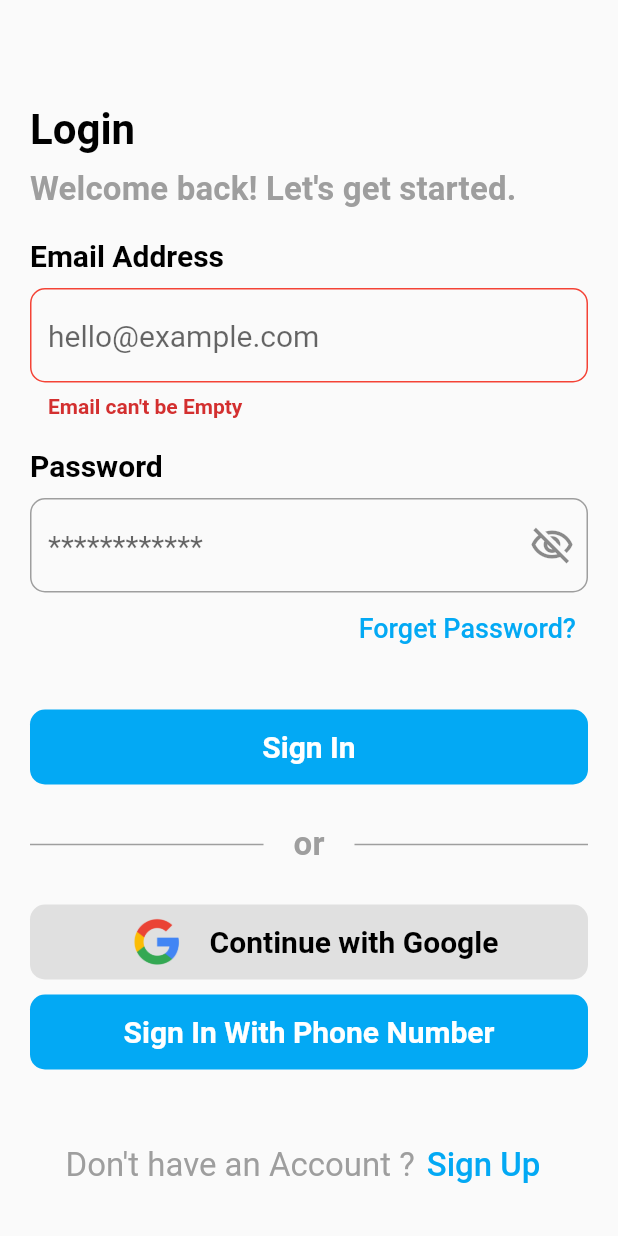
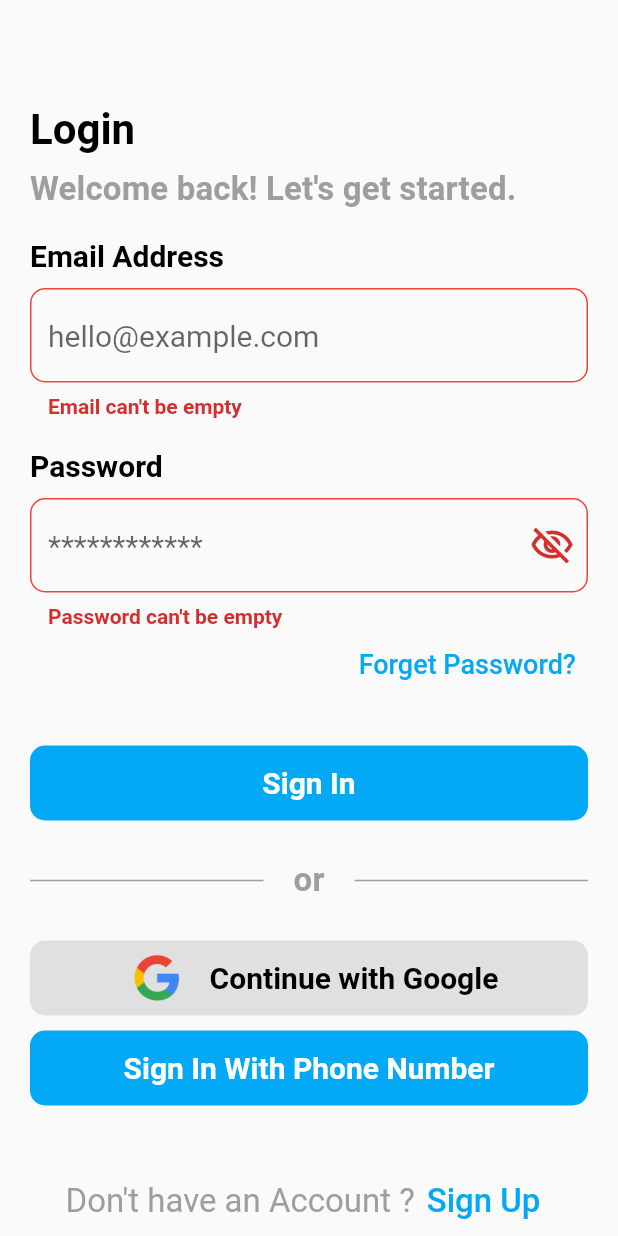
Before and after one commit to FahadMehboob/aviation_project, a Flutter app: the screen it shows after launch, after a tap on "Sign In", on a phone screen of 412 x 824 dp. Run offline on Flutter 3.47's test engine with Material 2 defaults, Android fonts, the phone set to English and light mode, and no system bars; our stand-ins replace country_picker, firebase_auth, firebase_core, pinput; accounts and stored records are empty.

Commit message:
login sign up validation and create user and send verification email done

```diff
--- /dev/null
+++ b/lib/ui/auth/auth_validator.dart
@@ -0,0 +1,40 @@
+class Validator {
+  static String? validateEmail(String? email) {
+    const emailPattern = r"(?:[a-z0-9!#$%&'*+/=?^_`{|}~-]+(?:\.[a-z0-9!#$%&'"
+        r'*+/=?^_`{|}~-]+)*|"(?:[\x01-\x08\x0b\x0c\x0e-\x1f\x21\x23-\x5b\x5d-'
+        r'\x7f]|\\[\x01-\x09\x0b\x0c\x0e-\x7f])*")@(?:(?:[a-z0-9](?:[a-z0-9-]*'
+        r'[a-z0-9])?\.)+[a-z0-9](?:[a-z0-9-]*[a-z0-9])?|\[(?:(?:(2(5[0-5]|[0-4]'
+        r'[0-9])|1[0-9][0-9]|[1-9]?[0-9]))\.){3}(?:(2(5[0-5]|[0-4][0-9])|1[0-9]'
+        r'[0-9]|[1-9]?[0-9])|[a-z0-9-]*[a-z0-9]:(?:[\x01-\x08\x0b\x0c\x0e-\x1f\'
+        r'x21-\x5a\x53-\x7f]|\\[\x01-\x09\x0b\x0c\x0e-\x7f])+)\])';
+    final emailRegex = RegExp(emailPattern);
+
+    if (email == null || email.isEmpty) {
+      return 'Email can\'t be empty';
+    }
+
+    return !emailRegex.hasMatch(email) ? 'Enter a valid email address' : null;
+  }
+
+  static String? validatePassword(String? password) {
+    if (password == null || password.isEmpty) {
+      return 'Password can\'t be empty';
+    }
+
+    if (password.length < 6) {
+      return 'Password must be at least 6 characters long';
+    }
+
+    return null;
+  }
+
+  static String? validateUsername(String? username) {
+    if (username == null || username.isEmpty) {
+      return 'Username can\'t be empty';
+    }
+
+    // Add more username validation criteria if needed
+
+    return null;
+  }
+}
--- a/lib/ui/auth/login_screen.dart
+++ b/lib/ui/auth/login_screen.dart
@@ -5,8 +5,9 @@ import 'package:aviation_project/ui/homescreen.dart';
 import 'package:aviation_project/widgets/circular_button.dart';
 import 'package:aviation_project/widgets/reusable_text.dart';
 import 'package:flutter/material.dart';
-
+import '../../widgets/reusable_outlineborder.dart';
 import '../../widgets/reusable_row.dart';
+import 'auth_validator.dart';
 
 class LoginScreen extends StatefulWidget {
   const LoginScreen({super.key});
@@ -52,62 +53,33 @@ class _LoginScreenState extends State<LoginScreen> {
                   children: [
                     const ReusableLabel(labelText: "Email Address"),
                     TextFormField(
-                      validator: (value) {
-                        if (value!.isEmpty) {
-                          return "Email can't be Empty";
-                        }
-                      },
+                      validator: (value) => Validator.validateEmail(value),
                       controller: emailController,
                       keyboardType: TextInputType.emailAddress,
                       style: Theme.of(context).textTheme.bodyMedium,
                       decoration: InputDecoration(
-                        errorStyle: const TextStyle(
-                            fontWeight: FontWeight.bold, fontSize: 14),
+                        errorStyle: CustomStyles.errorTextStyle(),
                         hintText: "hello@example.com",
-                        enabledBorder: OutlineInputBorder(
-                          borderRadius: BorderRadius.circular(10),
-                          borderSide: const BorderSide(color: Colors.grey),
-                        ),
-                        focusedBorder: OutlineInputBorder(
-                          borderRadius: BorderRadius.circular(10),
-                          borderSide: const BorderSide(color: Colors.lightBlue),
-                        ),
-                        focusedErrorBorder: OutlineInputBorder(
-                          borderRadius: BorderRadius.circular(10),
-                          borderSide: const BorderSide(color: Colors.red),
-                        ),
-                        errorBorder: OutlineInputBorder(
-                          borderRadius: BorderRadius.circular(10),
-                          borderSide: const BorderSide(color: Colors.red),
-                        ),
+                        enabledBorder: CustomBorders.enabledBorder(),
+                        focusedBorder: CustomBorders.focusedBorder(),
+                        focusedErrorBorder: CustomBorders.focusedErrorBorder(),
+                        errorBorder: CustomBorders.errorBorder(),
                       ),
                     ),
                     const ReusableLabel(labelText: "Password"),
                     TextFormField(
+                      validator: (value) => Validator.validatePassword(value),
                       controller: passwordController,
                       obscureText: isVisible,
                       keyboardType: TextInputType.text,
                       style: Theme.of(context).textTheme.bodyMedium,
                       decoration: InputDecoration(
-                        errorStyle: const TextStyle(
-                            fontWeight: FontWeight.bold, fontSize: 14),
+                        errorStyle: CustomStyles.errorTextStyle(),
                         hintText: "************",
-                        enabledBorder: OutlineInputBorder(
-                          borderRadius: BorderRadius.circular(10),
-                          borderSide: const BorderSide(color: Colors.grey),
-                        ),
-                        focusedBorder: OutlineInputBorder(
-                          borderRadius: BorderRadius.circular(10),
-                          borderSide: const BorderSide(color: Colors.lightBlue),
-                        ),
-                        focusedErrorBorder: OutlineInputBorder(
-                          borderRadius: BorderRadius.circular(10),
-                          borderSide: const BorderSide(color: Colors.red),
-                        ),
-                        errorBorder: OutlineInputBorder(
-                          borderRadius: BorderRadius.circular(10),
-                          borderSide: const BorderSide(color: Colors.red),
-                        ),
+                        enabledBorder: CustomBorders.enabledBorder(),
+                        focusedBorder: CustomBorders.focusedBorder(),
+                        focusedErrorBorder: CustomBorders.focusedErrorBorder(),
+                        errorBorder: CustomBorders.errorBorder(),
                         suffixIcon: InkWell(
                           onTap: () {
                             setState(() {
@@ -152,12 +124,13 @@ class _LoginScreenState extends State<LoginScreen> {
               CircularButton(
                 btnText: "Sign In",
                 onTap: () {
-                  if (_formKey.currentState!.validate()) {}
-                  // Navigator.push(
-                  //     context,
-                  //     MaterialPageRoute(
-                  //       builder: (context) => const HomeScreen(),
-                  //     ));
+                  if (_formKey.currentState!.validate()) {
+                    Navigator.push(
+                        context,
+                        MaterialPageRoute(
+                          builder: (context) => const HomeScreen(),
+                        ));
+                  }
                 },
               ),
               Row(
--- a/lib/widgets/circular_button.dart
+++ b/lib/widgets/circular_button.dart
@@ -3,7 +3,12 @@ import 'package:flutter/material.dart';
 class CircularButton extends StatelessWidget {
   final String btnText;
   final VoidCallback onTap;
-  const CircularButton({super.key, required this.btnText, required this.onTap});
+
+  const CircularButton({
+    super.key,
+    required this.btnText,
+    required this.onTap,
+  });
 
   @override
   Widget build(BuildContext context) {
--- /dev/null
+++ b/lib/widgets/reusable_outlineborder.dart
@@ -0,0 +1,39 @@
+import 'package:flutter/material.dart';
+
+OutlineInputBorder customOutlineInputBorder(Color color) {
+  return OutlineInputBorder(
+    borderRadius: BorderRadius.circular(10),
+    borderSide: BorderSide(color: color),
+  );
+}
+
+TextStyle customErrorTextStyle() {
+  return const TextStyle(
+    fontWeight: FontWeight.bold,
+    fontSize: 14,
+  );
+}
+
+class CustomBorders {
+  static OutlineInputBorder enabledBorder() {
+    return customOutlineInputBorder(Colors.grey);
+  }
+
+  static OutlineInputBorder focusedBorder() {
+    return customOutlineInputBorder(Colors.lightBlue);
+  }
+
+  static OutlineInputBorder focusedErrorBorder() {
+    return customOutlineInputBorder(Colors.red);
+  }
+
+  static OutlineInputBorder errorBorder() {
+    return customOutlineInputBorder(Colors.red);
+  }
+}
+
+class CustomStyles {
+  static TextStyle errorTextStyle() {
+    return customErrorTextStyle();
+  }
+}
```
Also changed, not shown: lib/ui/auth/signup_screen.dart (+76 -40 lines).
